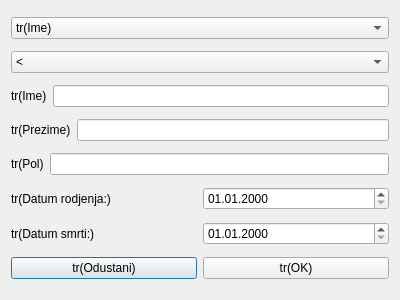
Above: ProjectAlmond/GUI/dialogpretrage.ui from bozidarrr/RS15-14 before the change. Below: the same form after it.
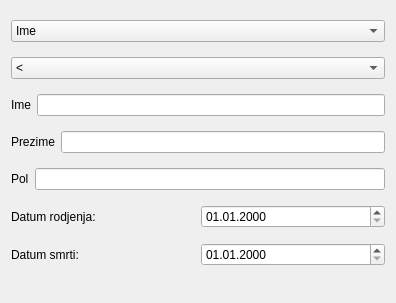
That is the form after the change.

Commit message: Popravljena pretraga, napraviti enum i odgovarajuce funkcije u stablu. Za datum rodjenja vec ima, za ostale podatke slicno...

```diff
--- a/ProjectAlmond/GUI/dialogpretrage.ui
+++ b/ProjectAlmond/GUI/dialogpretrage.ui
@@ -6,8 +6,8 @@
    <rect>
     <x>0</x>
     <y>0</y>
-    <width>400</width>
-    <height>300</height>
+    <width>396</width>
+    <height>303</height>
    </rect>
   </property>
   <property name="windowTitle">
@@ -24,7 +24,7 @@
      </property>
      <item>
       <property name="text">
-       <string>tr(Ime)</string>
+       <string>Ime</string>
       </property>
      </item>
      <item>
@@ -73,7 +73,7 @@
      <item>
       <widget class="QLabel" name="label">
        <property name="text">
-        <string>tr(Ime)</string>
+        <string>Ime</string>
        </property>
       </widget>
      </item>
@@ -87,7 +87,7 @@
      <item>
       <widget class="QLabel" name="label_2">
        <property name="text">
-        <string>tr(Prezime)</string>
+        <string>Prezime</string>
        </property>
       </widget>
      </item>
@@ -101,7 +101,7 @@
      <item>
       <widget class="QLabel" name="label_5">
        <property name="text">
-        <string>tr(Pol)</string>
+        <string>Pol</string>
        </property>
       </widget>
      </item>
@@ -115,7 +115,7 @@
      <item>
       <widget class="QLabel" name="label_3">
        <property name="text">
-        <string>tr(Datum rodjenja:)</string>
+        <string>Datum rodjenja:</string>
        </property>
       </widget>
      </item>
@@ -133,7 +133,7 @@
      <item>
       <widget class="QLabel" name="label_4">
        <property name="text">
-        <string>tr(Datum smrti:)</string>
+        <string>Datum smrti:</string>
        </property>
       </widget>
      </item>
@@ -147,22 +147,11 @@
     </layout>
    </item>
    <item>
-    <layout class="QHBoxLayout" name="horizontalLayout_5">
-     <item>
-      <widget class="QPushButton" name="Odustanibtn">
-       <property name="text">
-        <string>tr(Odustani)</string>
-       </property>
-      </widget>
-     </item>
-     <item>
-      <widget class="QPushButton" name="Prihvatibtn">
-       <property name="text">
-        <string>tr(OK)</string>
-       </property>
-      </widget>
-     </item>
-    </layout>
+    <widget class="QDialogButtonBox" name="buttonBox">
+     <property name="standardButtons">
+      <set>QDialogButtonBox::NoButton</set>
+     </property>
+    </widget>
    </item>
   </layout>
  </widget>
```
Left out of the diff: 11 changed lines with no effect on the pictures. The commit also changes 12 other files.
